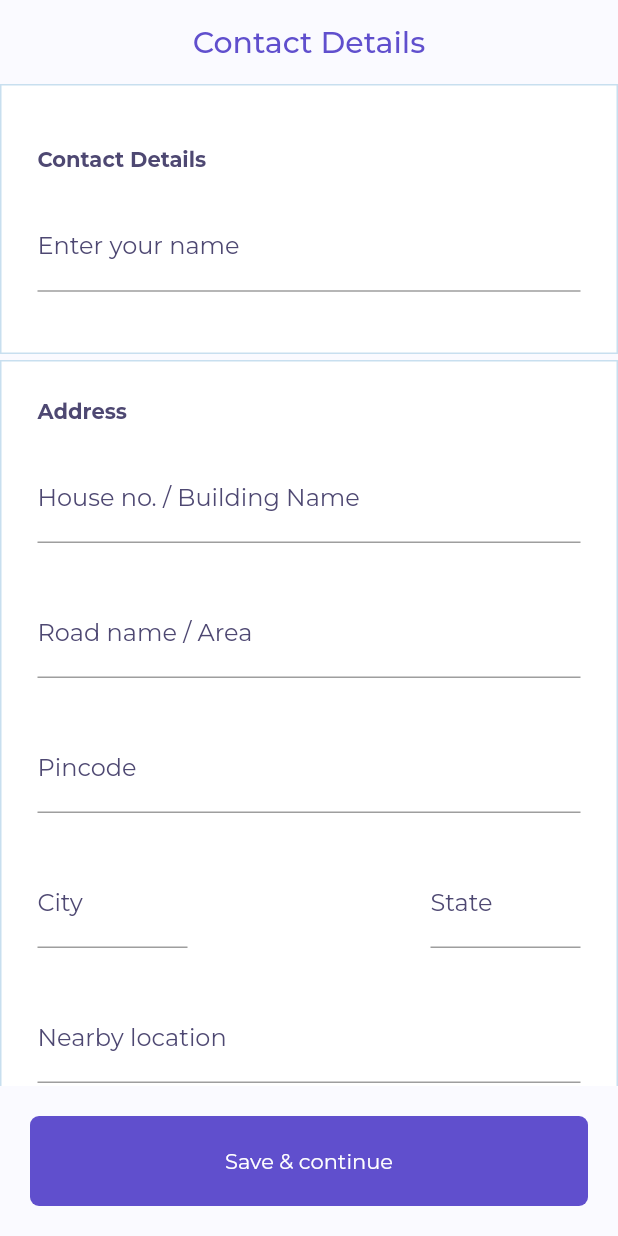
After one commit to exceptions-org/fashion_customer, a Flutter app: the SignupPage2 screen opened directly, on a phone screen of 412 x 824 dp. The commit adds this screen. Run offline on Flutter 3.47's test engine with Material 2 defaults, Android fonts, the phone set to English and light mode, and no system bars; our stand-ins replace after_layout, cloud_firestore, firebase_auth, firebase_core, google_fonts, shared_preferences; accounts and stored records are empty.

Commit message:
ContactPage added

```diff
--- a/lib/homepage.dart
+++ b/lib/homepage.dart
@@ -1,5 +1,6 @@
 import 'package:cloud_firestore/cloud_firestore.dart';
-import 'package:fashion_customer/views/cart_page.dart';
+
+import 'package:fashion_customer/views/contact_details.dart';
 import 'package:fashion_customer/views/product_details.dart';
 import 'package:flutter/cupertino.dart';
 import 'package:flutter/material.dart';
@@ -56,7 +57,7 @@ class _HomePageState extends State<HomePage> {
             InkWell(
                 onTap: () {
                   Navigator.push(context,
-                      CupertinoPageRoute(builder: (context) => Cartpage()));
+                      CupertinoPageRoute(builder: (context) => SignupPage2()));
                 },
                 child: Image.asset("Icons/Bag.png")),
           ],
@@ -235,7 +236,6 @@ class _HomePageState extends State<HomePage> {
                           shrinkWrap: true,
                           crossAxisCount: 2,
                           children: snapshot.data!.docs
-
                               .map((e) => e.data())
                               .map(
                                 (data) => GestureDetector(
@@ -267,20 +267,22 @@ class _HomePageState extends State<HomePage> {
                                       child: Column(
                                         // mainAxisSize: MainAxisSize.max,
                                         // mainAxisAlignment: MainAxisAlignment.spaceBetween,
-                              crossAxisAlignment: CrossAxisAlignment.start,
+                                        crossAxisAlignment:
+                                            CrossAxisAlignment.start,
                                         children: [
                                           Container(
                                             height: height * 0.15,
                                             width: 142,
                                             // padding: const EdgeInsets.only(left: 10),
-                                  margin:
-                                      const EdgeInsets.only(top: 10, left: 15),
+                                            margin: const EdgeInsets.only(
+                                                top: 10, left: 15),
                                             decoration: BoxDecoration(
                                               color: Colors.white,
-                                    borderRadius: BorderRadius.circular(4),
+                                              borderRadius:
+                                                  BorderRadius.circular(4),
                                               image: DecorationImage(
-                                      image: NetworkImage(
-                                          data.images.first.images.first),
+                                                image: NetworkImage(data
+                                                    .images.first.images.first),
                                                 fit: BoxFit.cover,
                                               ),
                                             ),
@@ -289,7 +291,8 @@ class _HomePageState extends State<HomePage> {
                                             height: 10,
                                           ),
                                           Padding(
-                                  padding: const EdgeInsets.only(left: 15),
+                                            padding:
+                                                const EdgeInsets.only(left: 15),
                                             child: Text(
                                               data.name,
                                               style: const TextStyle(
@@ -303,7 +306,8 @@ class _HomePageState extends State<HomePage> {
                                             height: 10,
                                           ),
                                           Padding(
-                                  padding: const EdgeInsets.only(left: 15),
+                                            padding:
+                                                const EdgeInsets.only(left: 15),
                                             child: Text(
                                               "Rs. ${data.prices.first.colorPrice.first.price}",
                                               style: const TextStyle(
--- /dev/null
+++ b/lib/views/contact_details.dart
@@ -0,0 +1,188 @@
+import 'package:flutter/material.dart';
+
+class SignupPage2 extends StatefulWidget {
+  const SignupPage2({Key? key}) : super(key: key);
+
+  @override
+  State<SignupPage2> createState() => _SignupPage2State();
+}
+
+class _SignupPage2State extends State<SignupPage2> {
+  @override
+  Widget build(BuildContext context) {
+    return Scaffold(
+      bottomNavigationBar: Container(
+          margin: EdgeInsets.all(20),
+          height: 60,
+          decoration: BoxDecoration(
+            color: Color(0xff604FCD),
+            borderRadius: BorderRadius.circular(6),
+          ),
+          child: Center(
+            child: Text(
+              "Save & continue",
+              style: TextStyle(color: Colors.white, fontSize: 14),
+            ),
+          )),
+      backgroundColor: Color(0XFFFAFAFF),
+      appBar: AppBar(
+        automaticallyImplyLeading: false,
+        elevation: 0,
+        backgroundColor: Colors.transparent,
+        title: const Text(
+          'Contact Details',
+          style: TextStyle(
+            color: Color(0XFF604FCD),
+          ),
+        ),
+        centerTitle: true,
+      ),
+      body: SingleChildScrollView(
+        child: Column(
+          children: [
+            Container(
+              padding: EdgeInsets.all(24),
+              height: 180,
+              width: double.infinity,
+              decoration: BoxDecoration(
+                border: Border.all(
+                  color: Color(0XFFC8DFEF),
+                ),
+                color: Colors.white,
+              ),
+              child: Column(
+                crossAxisAlignment: CrossAxisAlignment.start,
+                mainAxisAlignment: MainAxisAlignment.center,
+                children: [
+                  Text(
+                    "Contact Details",
+                    style: TextStyle(
+                      fontSize: 14,
+                      fontWeight: FontWeight.bold,
+                      color: Color(0xff4E4872),
+                    ),
+                  ),
+                  SizedBox(
+                    height: 20,
+                  ),
+                  TextField(
+                    decoration: InputDecoration(
+                      labelText: "Enter your name",
+                      labelStyle: TextStyle(
+                        color: Color(0xff4E4872),
+                      ),
+                    ),
+                  ),
+                ],
+              ),
+            ),
+            SizedBox(
+              height: 4,
+            ),
+            Container(
+              padding: EdgeInsets.all(24),
+              height: 500,
+              width: double.infinity,
+              decoration: BoxDecoration(
+                border: Border.all(
+                  color: Color(0XFFC8DFEF),
+                ),
+                color: Colors.white,
+              ),
+              child: Column(
+                crossAxisAlignment: CrossAxisAlignment.start,
+                mainAxisAlignment: MainAxisAlignment.center,
+                children: [
+                  Text(
+                    "Address",
+                    style: TextStyle(
+                      fontSize: 14,
+                      fontWeight: FontWeight.bold,
+                      color: Color(0xff4E4872),
+                    ),
+                  ),
+                  SizedBox(
+                    height: 20,
+                  ),
+                  TextField(
+                    decoration: InputDecoration(
+                      labelText: "House no. / Building Name",
+                      labelStyle: TextStyle(
+                        color: Color(0xff4E4872),
+                      ),
+                    ),
+                  ),
+                  SizedBox(
+                    height: 30,
+                  ),
+                  TextField(
+                    decoration: InputDecoration(
+                      labelText: "Road name / Area",
+                      labelStyle: TextStyle(
+                        color: Color(0xff4E4872),
+                      ),
+                    ),
+                  ),
+                  SizedBox(
+                    height: 30,
+                  ),
+                  TextField(
+                    decoration: InputDecoration(
+                      labelText: "Pincode",
+                      labelStyle: TextStyle(
+                        color: Color(0xff4E4872),
+                      ),
+                    ),
+                  ),
+                  SizedBox(
+                    height: 30,
+                  ),
+                  Row(
+                    mainAxisAlignment: MainAxisAlignment.spaceBetween,
+                    children: [
+                      Container(
+                        height: 60,
+                        width: 100,
+                        child: TextField(
+                          decoration: InputDecoration(
+                            labelText: "City",
+                            labelStyle: TextStyle(
+                              color: Color(0xff4E4872),
+                            ),
+                          ),
+                        ),
+                      ),
+                      Container(
+                        height: 60,
+                        width: 100,
+                        child: TextField(
+                          decoration: InputDecoration(
+                            labelText: "State",
+                            labelStyle: TextStyle(
+                              color: Color(0xff4E4872),
+                            ),
+                          ),
+                        ),
+                      )
+                    ],
+                  ),
+                  SizedBox(
+                    height: 30,
+                  ),
+                  TextField(
+                    decoration: InputDecoration(
+                      labelText: "Nearby location",
+                      labelStyle: TextStyle(
+                        color: Color(0xff4E4872),
+                      ),
+                    ),
+                  ),
+                ],
+              ),
+            ),
+          ],
+        ),
+      ),
+    );
+  }
+}
```
Lines whose indentation alone changed are shown as unchanged.
